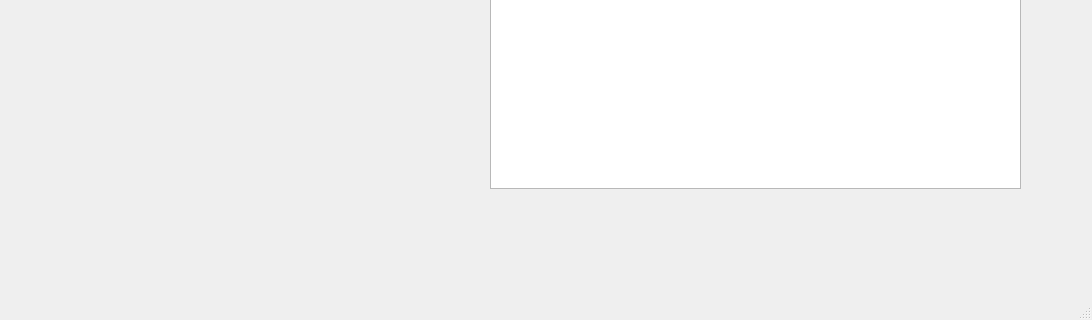
Qt form mainwindow.ui (Emilka1604/ScientificWork) before a commit; both pictures show x 220 to 1312 and y 503 to 823 of the 1312 by 823 pixel window.
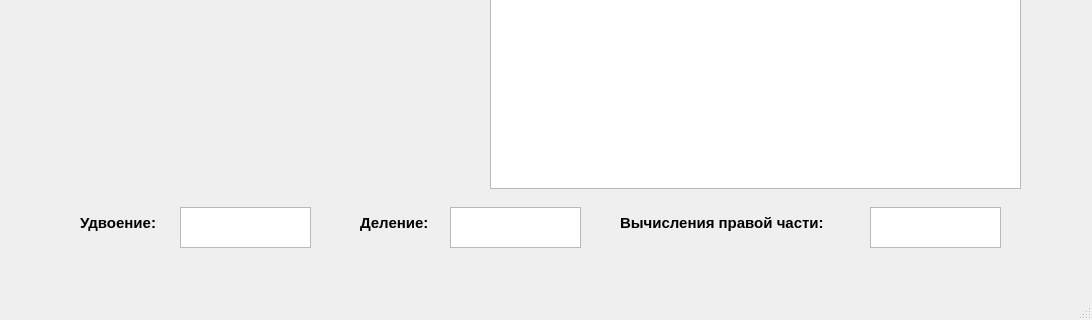
The same form after that commit. Custom widgets are drawn as their Qt base class.

```diff
--- a/mainwindow.ui
+++ b/mainwindow.ui
@@ -10,6 +10,11 @@
     <height>823</height>
    </rect>
   </property>
+  <property name="font">
+   <font>
+    <pointsize>11</pointsize>
+   </font>
+  </property>
   <property name="windowTitle">
    <string>MainWindow</string>
   </property>
@@ -60,6 +65,98 @@
      </rect>
     </property>
    </widget>
+   <widget class="QLabel" name="label">
+    <property name="geometry">
+     <rect>
+      <x>300</x>
+      <y>710</y>
+      <width>91</width>
+      <height>31</height>
+     </rect>
+    </property>
+    <property name="font">
+     <font>
+      <pointsize>11</pointsize>
+      <bold>true</bold>
+     </font>
+    </property>
+    <property name="text">
+     <string>Удвоение:</string>
+    </property>
+   </widget>
+   <widget class="QLabel" name="label_2">
+    <property name="geometry">
+     <rect>
+      <x>580</x>
+      <y>710</y>
+      <width>91</width>
+      <height>31</height>
+     </rect>
+    </property>
+    <property name="font">
+     <font>
+      <pointsize>11</pointsize>
+      <bold>true</bold>
+     </font>
+    </property>
+    <property name="text">
+     <string>Деление:</string>
+    </property>
+   </widget>
+   <widget class="QLabel" name="label_3">
+    <property name="geometry">
+     <rect>
+      <x>840</x>
+      <y>710</y>
+      <width>251</width>
+      <height>31</height>
+     </rect>
+    </property>
+    <property name="font">
+     <font>
+      <pointsize>11</pointsize>
+      <bold>true</bold>
+     </font>
+    </property>
+    <property name="text">
+     <string>Вычисления правой части:</string>
+    </property>
+   </widget>
+   <widget class="QTextEdit" name="textEdit">
+    <property name="geometry">
+     <rect>
+      <x>400</x>
+      <y>710</y>
+      <width>131</width>
+      <height>41</height>
+     </rect>
+    </property>
+    <property name="font">
+     <font>
+      <pointsize>11</pointsize>
+     </font>
+    </property>
+   </widget>
+   <widget class="QTextEdit" name="textEdit_2">
+    <property name="geometry">
+     <rect>
+      <x>670</x>
+      <y>710</y>
+      <width>131</width>
+      <height>41</height>
+     </rect>
+    </property>
+   </widget>
+   <widget class="QTextEdit" name="textEdit_3">
+    <property name="geometry">
+     <rect>
+      <x>1090</x>
+      <y>710</y>
+      <width>131</width>
+      <height>41</height>
+     </rect>
+    </property>
+   </widget>
   </widget>
   <widget class="QMenuBar" name="menubar">
    <property name="geometry">
```
Left out of the diff: 2 changed lines with no effect on the pictures.
